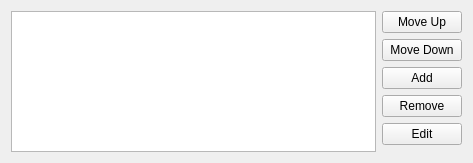
Luwx/Lightly, file kdecoration/config/ui/breezeexceptionlistwidget.ui: the form before one commit.
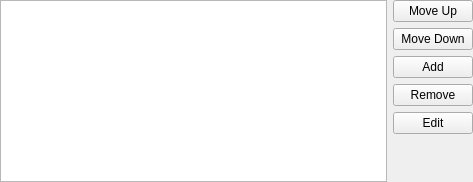
The form after the commit.

Commit message: fixed margins in exception list

The edit to the form file:
```diff
--- a/kdecoration/config/ui/breezeexceptionlistwidget.ui
+++ b/kdecoration/config/ui/breezeexceptionlistwidget.ui
@@ -7,7 +7,7 @@
     <x>0</x>
     <y>0</y>
     <width>473</width>
-    <height>163</height>
+    <height>182</height>
    </rect>
   </property>
   <property name="sizePolicy">
@@ -23,6 +23,18 @@
    </size>
   </property>
   <layout class="QGridLayout" name="gridLayout">
+   <property name="leftMargin">
+    <number>0</number>
+   </property>
+   <property name="topMargin">
+    <number>0</number>
+   </property>
+   <property name="rightMargin">
+    <number>0</number>
+   </property>
+   <property name="bottomMargin">
+    <number>0</number>
+   </property>
    <item row="0" column="0" rowspan="6">
     <widget class="QTreeView" name="exceptionListView">
      <property name="sizePolicy">
```
